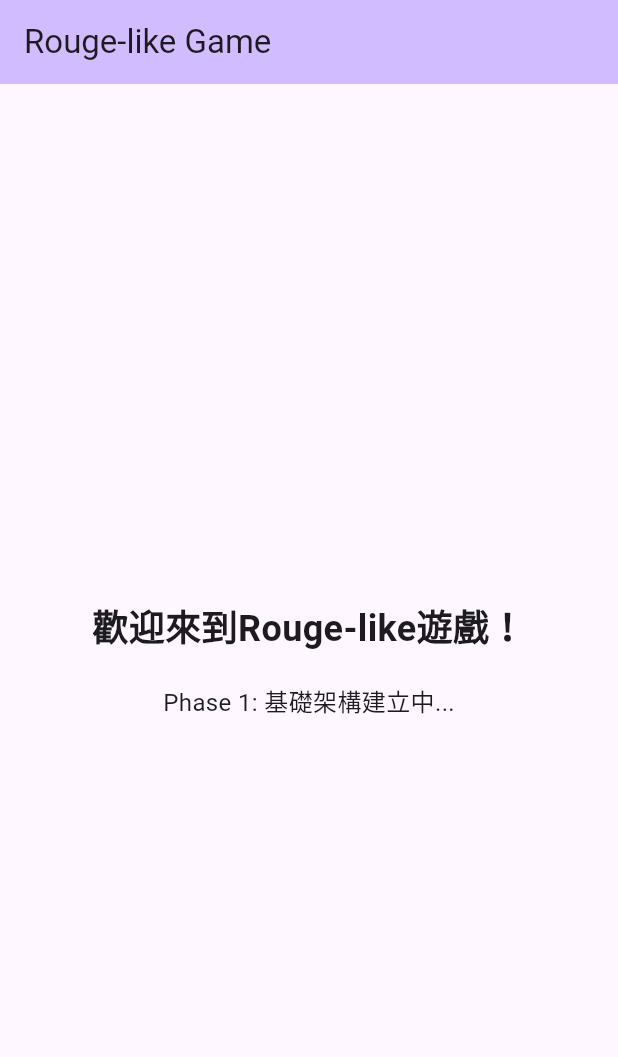
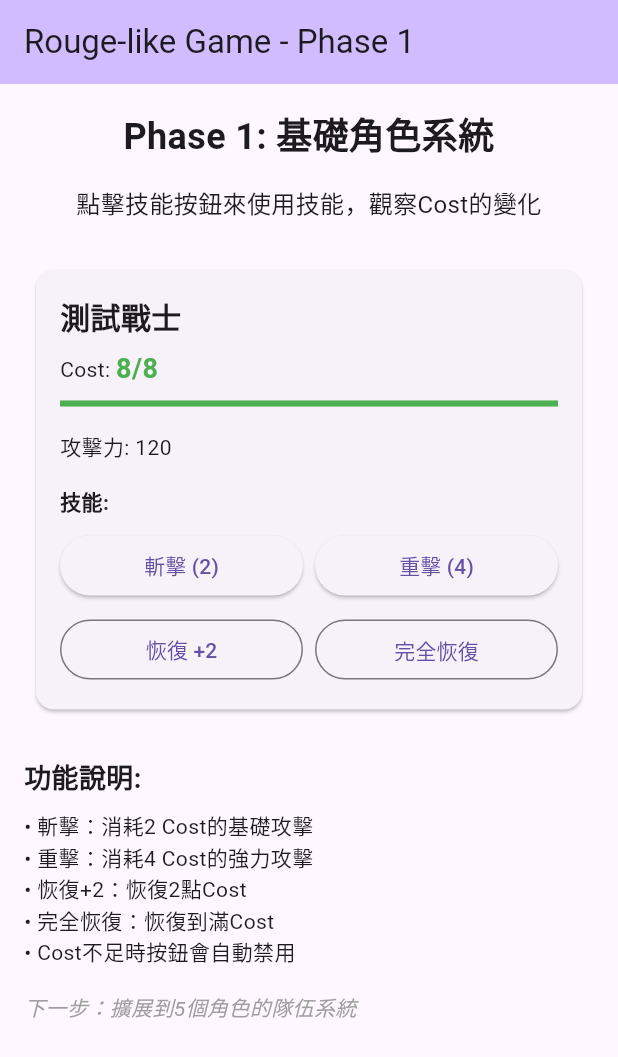
Before and after one commit to willieooq/rouge-like-game, a Flutter app: the screen it shows after launch, on a phone screen of 412 x 824 dp. Shown: the top 1057 px of the screen. Run offline on Flutter 3.47's test engine with Material 3 defaults, Android fonts, the phone set to English and light mode, and no system bars; our stand-ins replace flutter_riverpod, freezed_annotation.

Commit message:
character角色一點點實現

```diff
--- a/lib/main.dart
+++ b/lib/main.dart
@@ -1,9 +1,15 @@
+// ============================================================================
+// 檔案位置: lib/main.dart
+// 更新主程式以使用新的遊戲畫面
+
 import 'package:flutter/material.dart';
 import 'package:flutter_riverpod/flutter_riverpod.dart';
 
+import 'screens/game_screen.dart';
+
 void main() {
   runApp(
-    // ProviderScope 是 Riverpod 的根容器 (類似 Spring ApplicationContext)
+    // ProviderScope是Riverpod的根容器
     const ProviderScope(child: RougelikeGameApp()),
   );
 }
@@ -16,34 +22,7 @@ class RougelikeGameApp extends StatelessWidget {
     return MaterialApp(
       title: 'Rouge-like Game',
       theme: ThemeData(primarySwatch: Colors.blue, useMaterial3: true),
-      home: const GameHomeScreen(),
+      home: const GameScreen(), // 使用新的遊戲畫面
     );
   }
 }
-
-class GameHomeScreen extends ConsumerWidget {
-  const GameHomeScreen({super.key});
-
-  @override
-  Widget build(BuildContext context, WidgetRef ref) {
-    return Scaffold(
-      appBar: AppBar(
-        title: const Text('Rouge-like Game'),
-        backgroundColor: Theme.of(context).colorScheme.inversePrimary,
-      ),
-      body: const Center(
-        child: Column(
-          mainAxisAlignment: MainAxisAlignment.center,
-          children: [
-            Text(
-              '歡迎來到Rouge-like遊戲！',
-              style: TextStyle(fontSize: 24, fontWeight: FontWeight.bold),
-            ),
-            SizedBox(height: 20),
-            Text('Phase 1: 基礎架構建立中...', style: TextStyle(fontSize: 16)),
-          ],
-        ),
-      ),
-    );
-  }
-}
--- /dev/null
+++ b/lib/models/character/characterNotifier.dart
@@ -0,0 +1,79 @@
+import 'package:flutter_riverpod/flutter_riverpod.dart';
+
+import 'character.dart';
+
+/// CharacterNotifier = Service Layer
+/// 負責管理Character狀態和提供業務邏輯方法
+/// see [Character]
+class CharacterNotifier extends StateNotifier<Character> {
+  // 構造函數：接收初始角色狀態
+  CharacterNotifier(super.initialCharacter);
+
+  // 業務方法：檢查是否可以使用技能
+  bool canUseSkill(int skillCost) {
+    return state.currentCost >= skillCost;
+  }
+
+  // 業務方法：使用技能
+  void useSkill(int skillCost) {
+    if (canUseSkill(skillCost)) {
+      state = state.copyWith(currentCost: state.currentCost - skillCost);
+    }
+  }
+
+  // 業務方法：恢復Cost
+  void restoreCost(int amount) {
+    final newCost = (state.currentCost + amount).clamp(0, state.maxCost);
+    state = state.copyWith(currentCost: newCost);
+  }
+
+  // 業務方法：重置到滿Cost
+  void resetToFullCost() {
+    state = state.copyWith(currentCost: state.maxCost);
+  }
+
+  // 業務方法：直接設定Cost值
+  void setCost(int newCost) {
+    final clampedCost = newCost.clamp(0, state.maxCost);
+    state = state.copyWith(currentCost: clampedCost);
+  }
+
+  // 業務方法：檢查Cost狀態
+  bool get isExhausted => state.currentCost <= 0;
+  bool get isFullCost => state.currentCost >= state.maxCost;
+  double get costPercentage => state.currentCost / state.maxCost;
+}
+
+// Provider定義：管理一個測試戰士
+final characterProvider = StateNotifierProvider<CharacterNotifier, Character>((
+  ref,
+) {
+  const testWarrior = Character(
+    id: 'test_warrior',
+    name: '測試戰士',
+    maxCost: 8,
+    currentCost: 8,
+    attackPower: 120,
+    skillIds: ['slash', 'heavy_strike'],
+  );
+
+  return CharacterNotifier(testWarrior);
+});
+
+// 衍生Provider：角色名稱
+final characterNameProvider = Provider<String>((ref) {
+  final character = ref.watch(characterProvider);
+  return character.name;
+});
+
+// 衍生Provider：Cost百分比
+final characterCostPercentageProvider = Provider<double>((ref) {
+  final notifier = ref.watch(characterProvider.notifier);
+  return notifier.costPercentage;
+});
+
+// 參數化Provider：檢查是否可以使用指定Cost的技能
+final canUseSkillProvider = Provider.family<bool, int>((ref, skillCost) {
+  final notifier = ref.watch(characterProvider.notifier);
+  return notifier.canUseSkill(skillCost);
+});
--- /dev/null
+++ b/lib/screens/game_screen.dart
@@ -0,0 +1,62 @@
+// ============================================================================
+// 檔案位置: lib/screens/game_screen.dart
+// 遊戲主畫面
+
+import 'package:flutter/material.dart';
+import 'package:flutter_riverpod/flutter_riverpod.dart';
+
+import '../widgets/character_card.dart';
+
+class GameScreen extends ConsumerWidget {
+  const GameScreen({super.key});
+
+  @override
+  Widget build(BuildContext context, WidgetRef ref) {
+    return Scaffold(
+      appBar: AppBar(
+        title: const Text('Rouge-like Game - Phase 1'),
+        backgroundColor: Theme.of(context).colorScheme.inversePrimary,
+      ),
+      body: const SingleChildScrollView(
+        padding: EdgeInsets.all(16.0),
+        child: Column(
+          crossAxisAlignment: CrossAxisAlignment.stretch,
+          children: [
+            Text(
+              'Phase 1: 基礎角色系統',
+              style: TextStyle(fontSize: 24, fontWeight: FontWeight.bold),
+              textAlign: TextAlign.center,
+            ),
+            SizedBox(height: 16),
+            Text(
+              '點擊技能按鈕來使用技能，觀察Cost的變化',
+              textAlign: TextAlign.center,
+              style: TextStyle(fontSize: 16),
+            ),
+            SizedBox(height: 24),
+
+            // 角色卡片
+            CharacterCard(),
+
+            SizedBox(height: 24),
+            Text(
+              '功能說明:',
+              style: TextStyle(fontSize: 18, fontWeight: FontWeight.bold),
+            ),
+            SizedBox(height: 8),
+            Text('• 斬擊：消耗2 Cost的基礎攻擊'),
+            Text('• 重擊：消耗4 Cost的強力攻擊'),
+            Text('• 恢復+2：恢復2點Cost'),
+            Text('• 完全恢復：恢復到滿Cost'),
+            Text('• Cost不足時按鈕會自動禁用'),
+            SizedBox(height: 16),
+            Text(
+              '下一步：擴展到5個角色的隊伍系統',
+              style: TextStyle(fontStyle: FontStyle.italic, color: Colors.grey),
+            ),
+          ],
+        ),
+      ),
+    );
+  }
+}
--- /dev/null
+++ b/lib/widgets/character_card.dart
@@ -0,0 +1,126 @@
+// 檔案位置: lib/widgets/character_card.dart
+// 顯示單一角色信息的UI組件
+
+import 'package:flutter/material.dart';
+import 'package:flutter_riverpod/flutter_riverpod.dart';
+
+import '../models/character/characterNotifier.dart';
+
+// ConsumerWidget = 可以使用Riverpod的Widget
+// 類似在Java Spring中注入@Autowired的Component
+class CharacterCard extends ConsumerWidget {
+  const CharacterCard({super.key});
+
+  @override
+  Widget build(BuildContext context, WidgetRef ref) {
+    // ref.watch() = 訂閱狀態變化，當Character改變時自動重建UI
+    final character = ref.watch(characterProvider);
+    final notifier = ref.read(characterProvider.notifier);
+
+    return Card(
+      margin: const EdgeInsets.all(8.0),
+      child: Padding(
+        padding: const EdgeInsets.all(16.0),
+        child: Column(
+          crossAxisAlignment: CrossAxisAlignment.start,
+          children: [
+            // 角色名稱
+            Text(
+              character.name,
+              style: const TextStyle(fontSize: 20, fontWeight: FontWeight.bold),
+            ),
+            const SizedBox(height: 8),
+
+            // Cost顯示
+            Row(
+              children: [
+                const Text('Cost: '),
+                Text(
+                  '${character.currentCost}/${character.maxCost}',
+                  style: TextStyle(
+                    fontSize: 18,
+                    fontWeight: FontWeight.bold,
+                    color: _getCostColor(notifier.costPercentage),
+                  ),
+                ),
+              ],
+            ),
+            const SizedBox(height: 8),
+
+            // Cost進度條
+            LinearProgressIndicator(
+              value: notifier.costPercentage,
+              backgroundColor: Colors.grey[300],
+              valueColor: AlwaysStoppedAnimation<Color>(
+                _getCostColor(notifier.costPercentage),
+              ),
+            ),
+            const SizedBox(height: 16),
+
+            // 攻擊力顯示
+            Text('攻擊力: ${character.attackPower}'),
+            const SizedBox(height: 16),
+
+            // 技能按鈕區域
+            const Text('技能:', style: TextStyle(fontWeight: FontWeight.bold)),
+            const SizedBox(height: 8),
+            Row(
+              children: [
+                // 斬擊技能按鈕 (Cost: 2)
+                Expanded(
+                  child: ElevatedButton(
+                    onPressed: notifier.canUseSkill(2)
+                        ? () => notifier.useSkill(2)
+                        : null, // null = 按鈕禁用
+                    child: const Text('斬擊 (2)'),
+                  ),
+                ),
+                const SizedBox(width: 8),
+                // 重擊技能按鈕 (Cost: 4)
+                Expanded(
+                  child: ElevatedButton(
+                    onPressed: notifier.canUseSkill(4)
+                        ? () => notifier.useSkill(4)
+                        : null,
+                    child: const Text('重擊 (4)'),
+                  ),
+                ),
+              ],
+            ),
+            const SizedBox(height: 8),
+
+            // Cost管理按鈕
+            Row(
+              children: [
+                Expanded(
+                  child: OutlinedButton(
+                    onPressed: () => notifier.restoreCost(2),
+                    child: const Text('恢復 +2'),
+                  ),
+                ),
+                const SizedBox(width: 8),
+                Expanded(
+                  child: OutlinedButton(
+                    onPressed: () => notifier.resetToFullCost(),
+                    child: const Text('完全恢復'),
+                  ),
+                ),
+              ],
+            ),
+          ],
+        ),
+      ),
+    );
+  }
+
+  // 根據Cost百分比返回顏色
+  Color _getCostColor(double percentage) {
+    if (percentage <= 0.25) {
+      return Colors.red; // 低Cost = 紅色
+    } else if (percentage <= 0.5) {
+      return Colors.orange; // 中等Cost = 橘色
+    } else {
+      return Colors.green; // 高Cost = 綠色
+    }
+  }
+}
--- a/pubspec.yaml
+++ b/pubspec.yaml
@@ -42,6 +42,7 @@ dependencies:
   # 遊戲開發可能需要的套件
   shared_preferences: ^2.2.2  # 本地數據儲存
   freezed_annotation: ^3.1.0 # 標註用的套件
+  json_annotation: ^4.9.0  # <-- 加上這行，確保版本符合要求
 dev_dependencies:
   flutter_test:
     sdk: flutter
```
Also changed, not shown: lib/models/character/character.dart (+0 -27 lines), lib/models/battle/battle_state.freezed.dart (added), lib/models/battle/battle_state.g.dart (added), lib/models/battle/party.dart (added), lib/models/character/character.freezed.dart (added), lib/models/character/character.g.dart (added), lib/models/skill/skill.freezed.dart (added), lib/models/skill/skill.g.dart (added), pubspec.lock, 2 other files.
